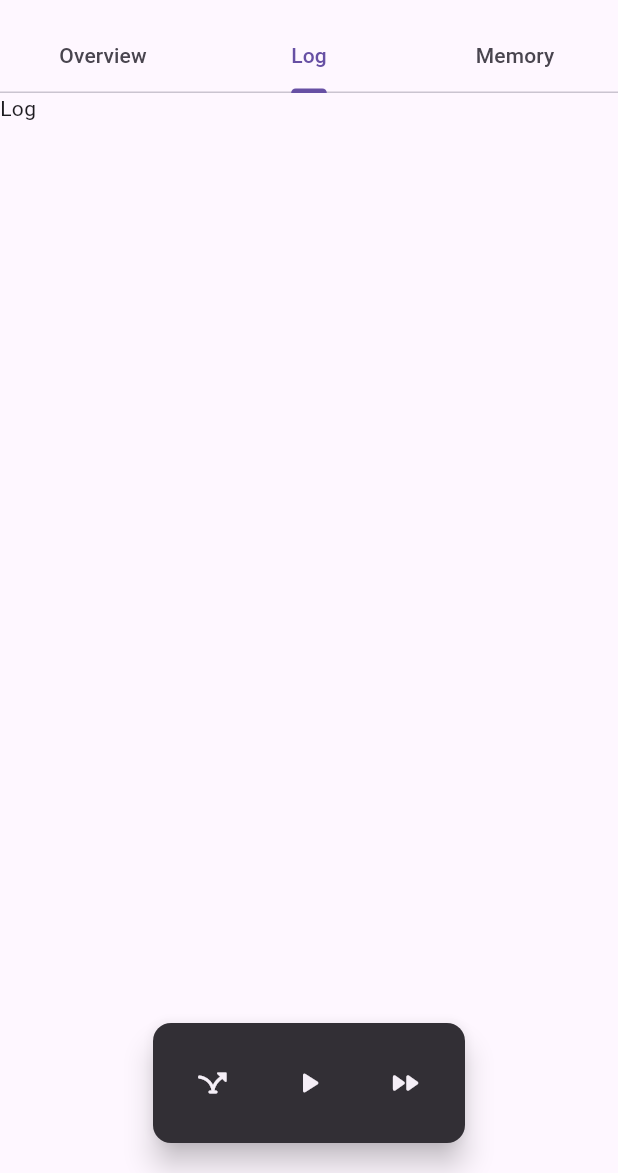
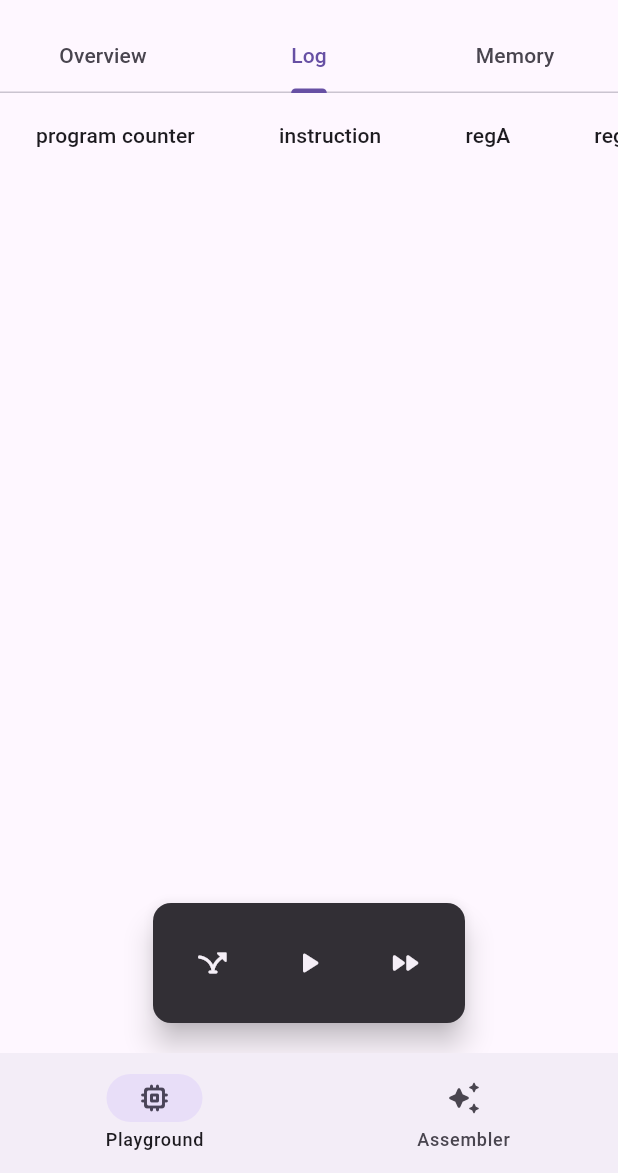
Before and after one commit to ljcucc/sicxe-ide, a Flutter app: the screen it shows after launch, tab 2 chosen, on a phone screen of 412 x 824 dp, the part 63-1236 px from its top. Run offline on Flutter 3.47's test engine with Material 3 defaults, Android fonts, the phone set to English and light mode, and no system bars; drawn by our look-alikes of dynamic_color; our stand-ins replace google_fonts; missing offline and left inert: dart:ffi.

Commit message:
add nav_bar, playground_page, logs_tab, change memory_inspector font

```diff
--- a/lib/main.dart
+++ b/lib/main.dart
@@ -1,12 +1,15 @@
 import 'dart:io';
 
 import 'package:flutter/material.dart';
+import 'package:provider/provider.dart';
 import 'package:sicxe/control_bar.dart';
-import 'package:sicxe/inspectors/memory_inspector.dart';
+import 'package:sicxe/playground_page/inspectors/memory_inspector.dart';
 import 'package:sicxe/vm/vm.dart';
-import 'package:sicxe/inspectors/vm_inspector.dart';
+import 'package:sicxe/playground_page/inspectors/vm_inspector.dart';
 
 import 'package:dynamic_color/dynamic_color.dart';
+import 'package:sicxe/playground_page/logs_tab.dart';
+import 'package:sicxe/playground_page/playground_page.dart';
 
 void main() {
   runApp(const MyApp());
@@ -54,6 +57,7 @@ class MyHomePage extends StatefulWidget {
 
 class _MyHomePageState extends State<MyHomePage> {
   SICXE vm = SICXE();
+  int _index = 0;
 
   @override
   void initState() {
@@ -62,51 +66,62 @@ class _MyHomePageState extends State<MyHomePage> {
 
   @override
   Widget build(BuildContext context) {
-    var fabLocation = FloatingActionButtonLocation.endFloat;
+    final compactLayout = MediaQuery.of(context).size.width < 800;
+    final dispScreen = [
+      Provider<SICXE>(
+        create: (_) => vm,
+        child: PlaygroundPage(),
+      ),
+      Text("Assembler"),
+    ][_index];
 
-    final size = MediaQuery.of(context).size;
-    if (size.width < size.height) {
-      fabLocation = FloatingActionButtonLocation.centerFloat;
-    }
-
-    return DefaultTabController(
-      length: 3,
-      initialIndex: 0,
-      child: Scaffold(
-        appBar: AppBar(
-          title: Text(widget.title),
-          bottom: TabBar(tabs: [
-            Tab(
-              text: "Overview",
+    return Scaffold(
+      body: Row(
+        crossAxisAlignment: CrossAxisAlignment.start,
+        children: [
+          if (!compactLayout)
+            NavigationRail(
+              labelType: NavigationRailLabelType.all,
+              onDestinationSelected: (value) {
+                setState(() {
+                  _index = value;
+                });
+              },
+              destinations: const [
+                NavigationRailDestination(
+                  icon: Icon(Icons.memory_rounded),
+                  label: Text("Playground"),
+                ),
+                NavigationRailDestination(
+                  icon: Icon(Icons.auto_awesome_rounded),
+                  label: Text("Assembler"),
+                ),
+              ],
+              selectedIndex: _index,
             ),
-            Tab(
-              text: "Log",
-            ),
-            Tab(
-              text: "Memory",
-            ),
-          ]),
-        ),
-        body: TabBarView(
-          children: [
-            VMInspector(vm: vm),
-            Text("Log"),
-            SafeArea(
-              minimum: const EdgeInsets.all(8.0),
-              child: MemoryInspector(mem: vm.mem),
-            ),
-          ],
-        ),
-        floatingActionButtonLocation: fabLocation,
-        floatingActionButton: ControlBarView(
-          onStepThru: () async {
-            await vm.eval();
-            setState(() {});
-          },
-          onPlay: () async {},
-          onSpeedup: () async {},
-        ),
+          Expanded(child: dispScreen),
+        ],
       ),
+      bottomNavigationBar: compactLayout
+          ? NavigationBar(
+              selectedIndex: _index,
+              onDestinationSelected: (value) {
+                setState(() {
+                  _index = value;
+                });
+              },
+              destinations: const [
+                NavigationDestination(
+                  icon: Icon(Icons.memory_rounded),
+                  label: "Playground",
+                ),
+                NavigationDestination(
+                  icon: Icon(Icons.auto_awesome_rounded),
+                  label: "Assembler",
+                ),
+              ],
+            )
+          : null,
     );
   }
 }
--- a/lib/inspectors/memory_inspector.dart
+++ b/lib/playground_page/inspectors/memory_inspector.dart
@@ -46,7 +46,7 @@ class _MemoryInspectorState extends State<MemoryInspector> {
                   itemBuilder: (context, index) {
                     return Text(
                       "${(index * 8).toRadixString(16).padLeft(5, "0").toUpperCase()}  ${widget.mem.getRange(index * 8, index * 8 + 8).map((e) => e.toRadixString(16).padLeft(2, '0')).join(" ")}",
-                      style: GoogleFonts.robotoMono(),
+                      style: GoogleFonts.spaceMono(),
                     );
                   },
                 ),
--- /dev/null
+++ b/lib/playground_page/logs_tab.dart
@@ -0,0 +1,31 @@
+import 'package:flutter/material.dart';
+
+class LogsTab extends StatefulWidget {
+  const LogsTab({super.key});
+
+  @override
+  State<LogsTab> createState() => _VmLogsTabState();
+}
+
+class _VmLogsTabState extends State<LogsTab> {
+  @override
+  Widget build(BuildContext context) {
+    return SingleChildScrollView(
+      scrollDirection: Axis.horizontal,
+      child: DataTable(
+        columns: [
+          DataColumn(label: Text("program counter")),
+          DataColumn(label: Text("instruction")),
+          DataColumn(label: Text("regA")),
+          DataColumn(label: Text("regX")),
+          DataColumn(label: Text("regL")),
+          DataColumn(label: Text("regSw")),
+          DataColumn(label: Text("regB")),
+          DataColumn(label: Text("regS")),
+          DataColumn(label: Text("regT")),
+        ],
+        rows: [],
+      ),
+    );
+  }
+}
--- /dev/null
+++ b/lib/playground_page/playground_page.dart
@@ -0,0 +1,75 @@
+import 'package:flutter/material.dart';
+import 'package:provider/provider.dart';
+import 'package:sicxe/control_bar.dart';
+import 'package:sicxe/playground_page/inspectors/memory_inspector.dart';
+import 'package:sicxe/playground_page/inspectors/vm_inspector.dart';
+import 'package:sicxe/vm/vm.dart';
+import 'package:sicxe/playground_page/logs_tab.dart';
+
+class PlaygroundPage extends StatefulWidget {
+  const PlaygroundPage({super.key});
+
+  @override
+  State<PlaygroundPage> createState() => _PlaygroundPageState();
+}
+
+class _PlaygroundPageState extends State<PlaygroundPage> {
+  late SICXE vm;
+
+  @override
+  void initState() {
+    super.initState();
+
+    vm = context.read<SICXE>();
+  }
+
+  @override
+  Widget build(BuildContext context) {
+    var fabLocation = FloatingActionButtonLocation.endFloat;
+
+    final size = MediaQuery.of(context).size;
+    if (size.width < size.height) {
+      fabLocation = FloatingActionButtonLocation.centerFloat;
+    }
+
+    return DefaultTabController(
+      length: 3,
+      initialIndex: 0,
+      child: Scaffold(
+        appBar: AppBar(
+          title: Text("SICXE VM"),
+          bottom: TabBar(tabs: [
+            Tab(
+              text: "Overview",
+            ),
+            Tab(
+              text: "Log",
+            ),
+            Tab(
+              text: "Memory",
+            ),
+          ]),
+        ),
+        body: TabBarView(
+          children: [
+            VMInspector(vm: vm),
+            LogsTab(),
+            SafeArea(
+              minimum: const EdgeInsets.all(8.0),
+              child: MemoryInspector(mem: vm.mem),
+            ),
+          ],
+        ),
+        floatingActionButtonLocation: fabLocation,
+        floatingActionButton: ControlBarView(
+          onStepThru: () async {
+            await vm.eval();
+            setState(() {});
+          },
+          onPlay: () async {},
+          onSpeedup: () async {},
+        ),
+      ),
+    );
+  }
+}
--- a/pubspec.yaml
+++ b/pubspec.yaml
@@ -37,6 +37,7 @@ dependencies:
   cupertino_icons: ^1.0.2
   dynamic_color: ^1.6.9
   google_fonts: ^6.1.0
+  provider: ^6.1.1
 
 dev_dependencies:
   flutter_test:
```
Also changed, not shown: lib/playground_page/inspectors/vm_inspector.dart (renamed from lib/inspectors/vm_inspector.dart, +4 -5 lines), lib/playground_page/inspectors/instruction_inspector.dart (renamed from lib/inspectors/instruction_inspector.dart), lib/playground_page/inspectors/registers_inspector_list.dart (renamed from lib/inspectors/registers_inspector_list.dart), pubspec.lock.
